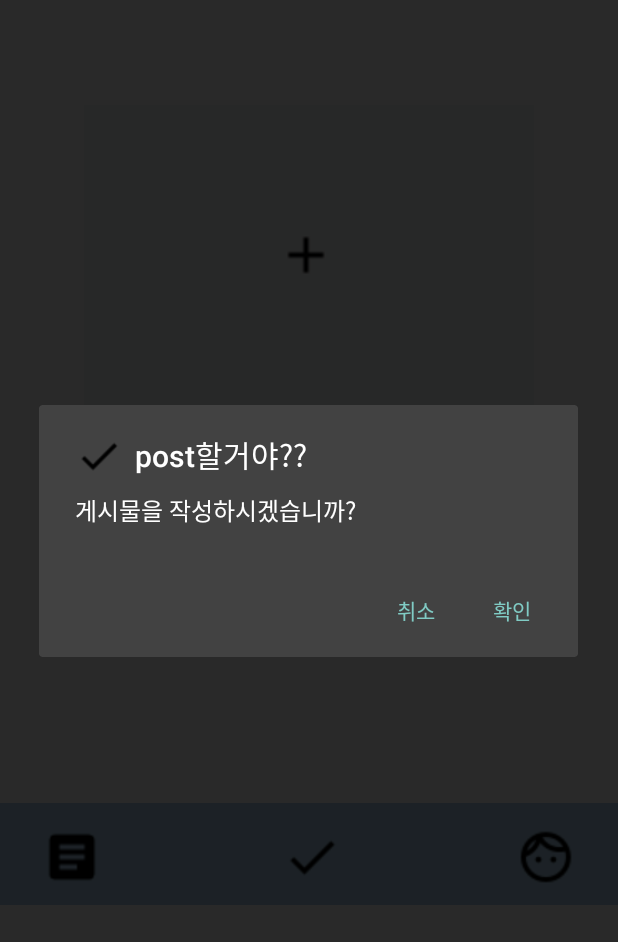
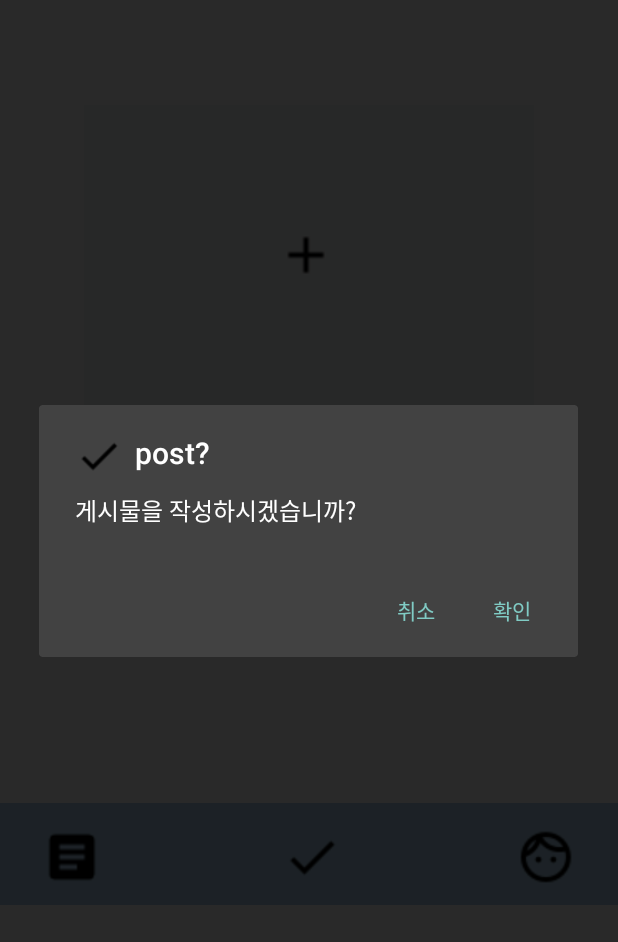
Before and after one commit to SeeLook18/SeeLook, an Android app: the Post_Activity screen opened directly, with no data from a screen before it, after a tap on an icon or button, on a phone screen of 412 x 824 dp, the part 87-1029 px from its top. Run offline under Robolectric (Android 15) with nearby library versions, the phone set to English and light mode, and no system bars.

Commit message:
다은 변경22

```diff
--- a/app/src/main/java/com/example/seelook/Post_Activity.java
+++ b/app/src/main/java/com/example/seelook/Post_Activity.java
@@ -17,7 +17,7 @@ public class Post_Activity extends AppCompatActivity {
     }
     public void done_clicked(View v) {
         AlertDialog.Builder builder = new AlertDialog.Builder(this);
-        builder.setTitle("post할거야??").setMessage("게시물을 작성하시겠습니까?");
+        builder.setTitle("post?").setMessage("게시물을 작성하시겠습니까?");
         builder.setIcon(R.drawable.done);
         builder.setPositiveButton("확인", new DialogInterface.OnClickListener() {
             @Override
```
